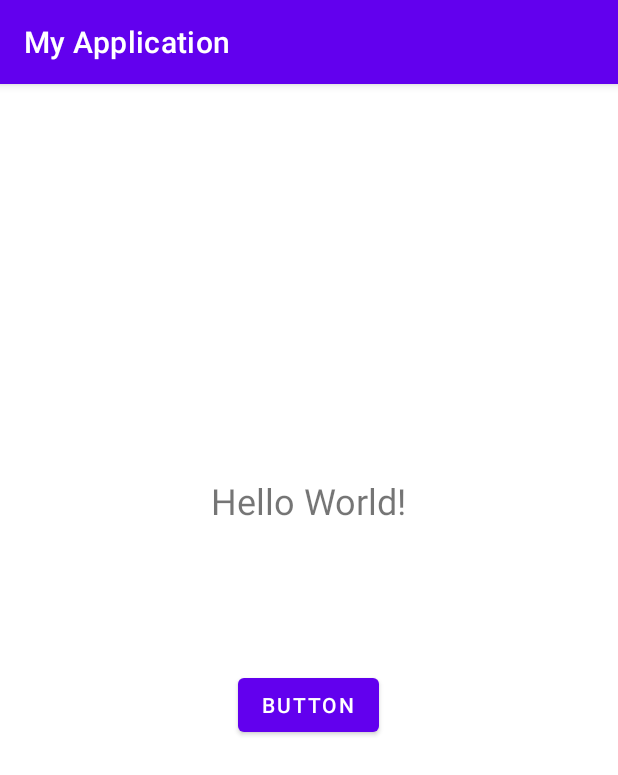
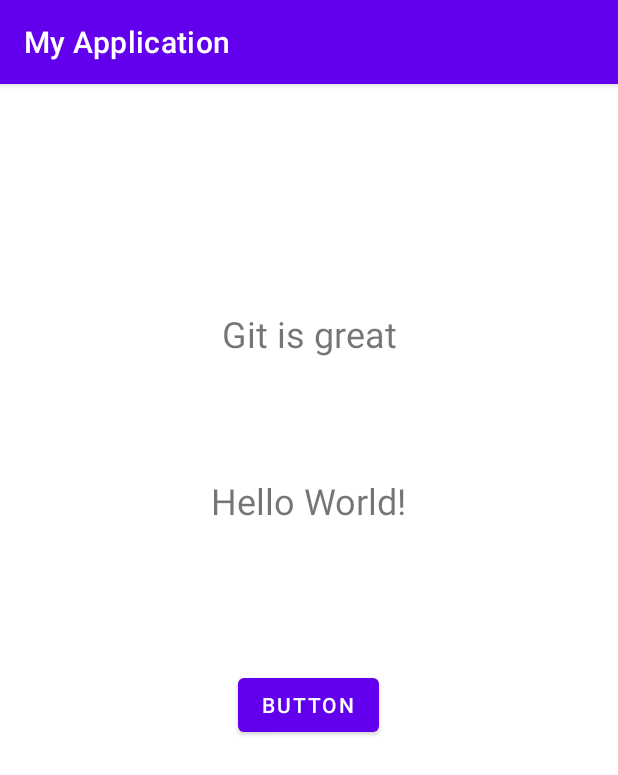
Before and after one commit to Bhupender-kumar455/hola, an Android app: the screen it shows after launch (MainActivity), on a phone screen of 412 x 824 dp. Shown: the top 775 px of the screen. Run offline under Robolectric (Android 15) with nearby library versions, the phone set to English and light mode, and no system bars.

Commit message:
ADDed a textView

```diff
--- a/app/src/main/res/layout/activity_main.xml
+++ b/app/src/main/res/layout/activity_main.xml
@@ -32,4 +32,17 @@
         app:layout_constraintTop_toBottomOf="@+id/textView"
         app:layout_constraintVertical_bias="0.0" />
 
+    <TextView
+        android:id="@+id/textView2"
+        android:layout_width="wrap_content"
+        android:layout_height="wrap_content"
+        android:layout_marginBottom="56dp"
+        android:text="Git is great"
+        android:textSize="24sp"
+        app:layout_constraintBottom_toTopOf="@+id/textView"
+        app:layout_constraintEnd_toEndOf="parent"
+        app:layout_constraintStart_toStartOf="parent"
+        app:layout_constraintTop_toTopOf="parent"
+        app:layout_constraintVertical_bias="0.868" />
+
 </androidx.constraintlayout.widget.ConstraintLayout>
```
